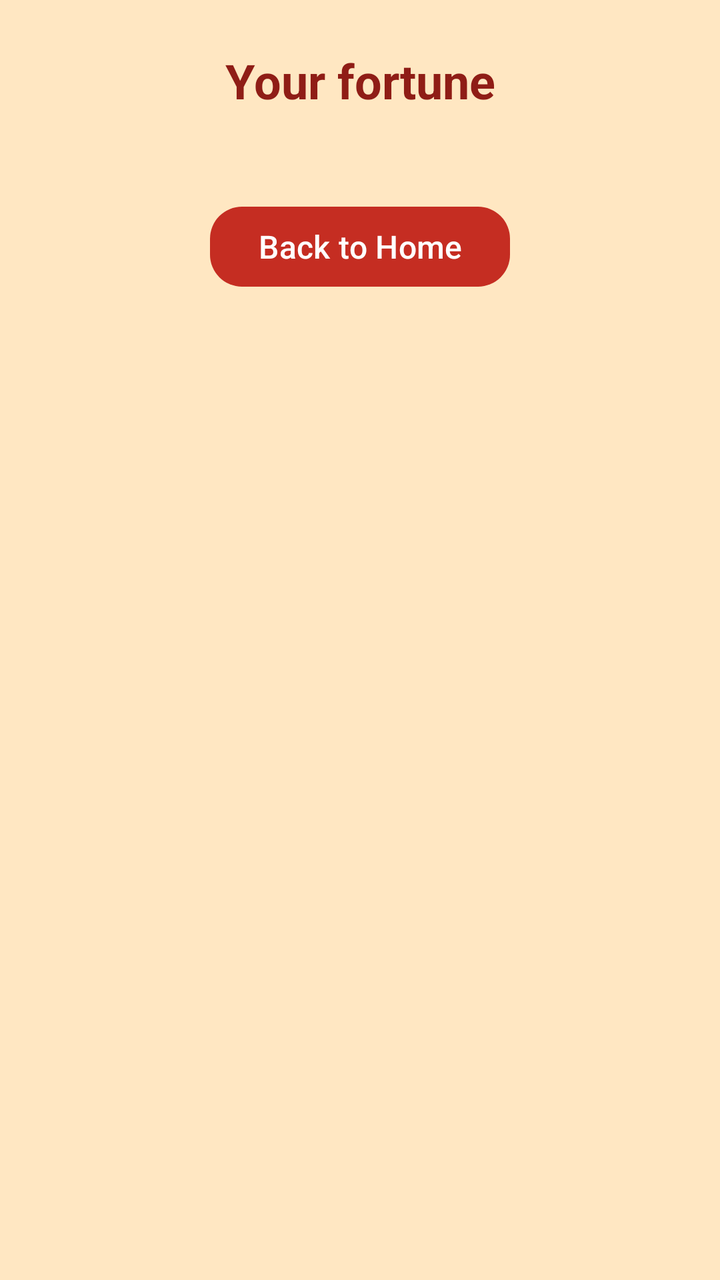
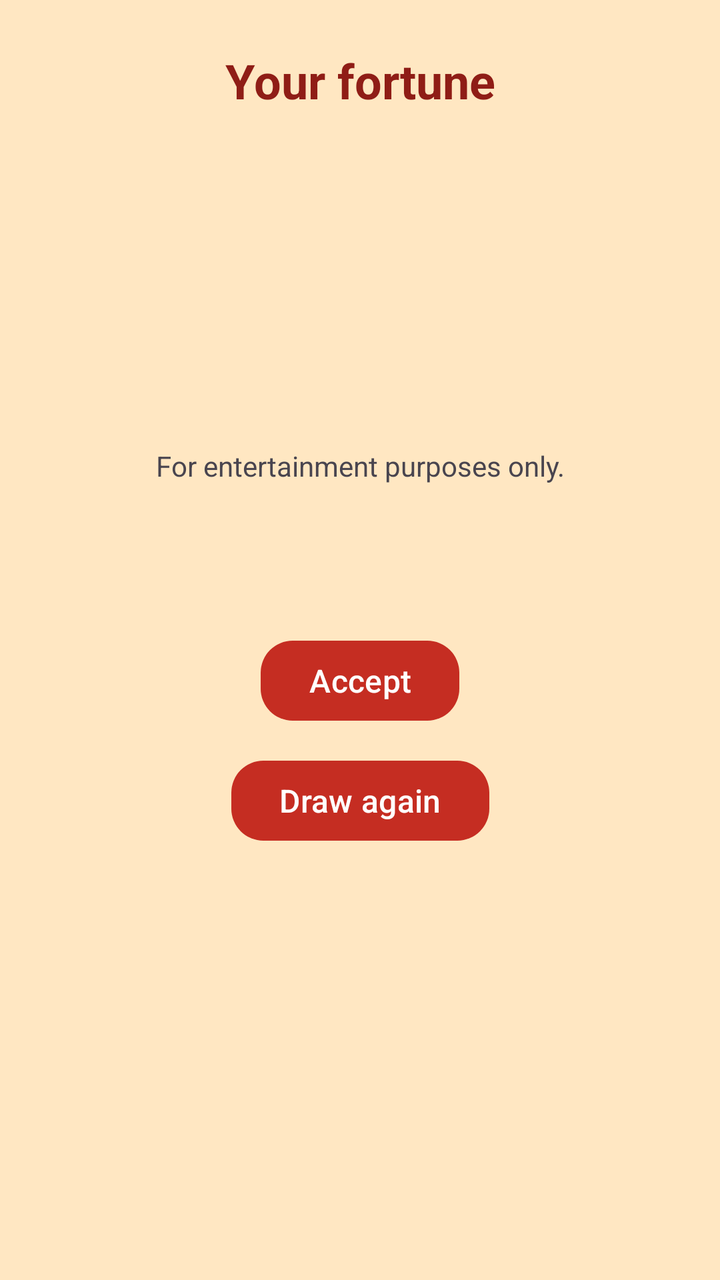

An Android layout rendered at two revisions. The XML below is the earlier revision; the diff shows what the commit changed to produce the second picture.
<!-- AndroidManifest.xml: application theme Theme.LuckyShake -->
<!-- res/layout/activity_result.xml -->
<?xml version="1.0" encoding="utf-8"?>
<ScrollView xmlns:android="http://schemas.android.com/apk/res/android"
    xmlns:app="http://schemas.android.com/apk/res-auto"
    android:id="@+id/result_root"
    android:layout_width="match_parent"
    android:layout_height="match_parent"
    android:fillViewport="true">

    <androidx.constraintlayout.widget.ConstraintLayout
        android:layout_width="match_parent"
        android:layout_height="wrap_content"
        android:padding="24dp">
        <TextView
            android:id="@+id/result_title_fortune"
            android:layout_width="0dp"
            android:layout_height="wrap_content"
            android:text="@string/result_title_fortune"
            android:gravity="center"
            android:textAppearance="@style/TextAppearance.LuckyShake.Heading"
            app:layout_constraintTop_toTopOf="parent"
            app:layout_constraintStart_toStartOf="parent"
            app:layout_constraintEnd_toEndOf="parent" />
        <TextView
            android:id="@+id/result_label_menu"
            android:layout_width="0dp"
            android:layout_height="wrap_content"
            android:layout_marginTop="12dp"
            android:gravity="center"
            app:layout_constraintTop_toBottomOf="@id/result_title_fortune"
            app:layout_constraintStart_toStartOf="parent"
            app:layout_constraintEnd_toEndOf="parent" />
        <com.google.android.material.button.MaterialButton
            android:id="@+id/result_btn_home"
            android:layout_width="wrap_content"
            android:layout_height="wrap_content"
            android:layout_marginTop="12dp"
            style="@style/Widget.LuckyShake.Button.Primary"
            android:text="@string/result_btn_home"
            app:layout_constraintTop_toBottomOf="@id/result_label_menu"
            app:layout_constraintStart_toStartOf="parent"
            app:layout_constraintEnd_toEndOf="parent" />

    </androidx.constraintlayout.widget.ConstraintLayout>
</ScrollView>
<!-- resources referenced by this layout -->
<resources>
  <string name="result_btn_home">Back to Home</string>
  <string name="result_title_fortune">Your fortune</string>
  <style name="TextAppearance.LuckyShake.Heading" parent="TextAppearance.Material3.TitleLarge">
          <item name="android:textColor">@color/app_heading</item>
          <item name="android:textSize">@dimen/text_heading</item>
          <item name="android:textStyle">bold</item>
      </style>
  <style name="Widget.LuckyShake.Button.Primary" parent="Widget.Material3.Button">
          <item name="backgroundTint">@color/lucky_shake_button_background</item>
          <item name="android:textColor">@color/lucky_shake_button_text</item>
          <item name="android:minHeight">@dimen/button_min_height</item>
          <item name="android:textSize">@dimen/text_body</item>
          <item name="cornerRadius">@dimen/corner_md</item>
      </style>
  <style name="Theme.LuckyShake" parent="Base.Theme.LuckyShake" />
  <color name="app_heading">#8F1D16</color>
  <dimen name="text_heading">24sp</dimen>
  <dimen name="button_min_height">48dp</dimen>
  <dimen name="text_body">16sp</dimen>
  <dimen name="corner_md">16dp</dimen>
  <style name="Base.Theme.LuckyShake" parent="Theme.Material3.DayNight.NoActionBar">
          <item name="colorPrimary">@color/app_primary</item>
          <item name="colorOnPrimary">@color/app_on_primary</item>
          <item name="android:textColorLink">@color/app_link</item>
          <item name="colorSecondary">@color/app_accent</item>
          <item name="colorSurface">@color/app_surface</item>
          <item name="colorOnSurface">@color/app_on_surface</item>
          <item name="android:colorBackground">@color/app_background</item>
          <item name="colorOnBackground">@color/app_on_surface</item>
      </style>
  <color name="app_primary">#C52D22</color>
  <color name="app_on_primary">#FFFFFF</color>
  <color name="app_link">#8F1D16</color>
  <color name="app_accent">#E4A342</color>
  <color name="app_surface">#FFF5DF</color>
  <color name="app_on_surface">#35211D</color>
  <color name="app_background">#FFE7C2</color>
</resources>

<!-- the commit's change to res/layout/activity_result.xml (unified diff, before → after) -->
@@ -21,7 +21,7 @@
             app:layout_constraintStart_toStartOf="parent"
             app:layout_constraintEnd_toEndOf="parent" />
         <TextView
-            android:id="@+id/result_label_menu"
+            android:id="@+id/result_label_stick"
             android:layout_width="0dp"
             android:layout_height="wrap_content"
             android:layout_marginTop="12dp"
@@ -29,14 +29,110 @@
             app:layout_constraintTop_toBottomOf="@id/result_title_fortune"
             app:layout_constraintStart_toStartOf="parent"
             app:layout_constraintEnd_toEndOf="parent" />
+
+        <TextView
+            android:id="@+id/result_label_menu"
+            android:layout_width="0dp"
+            android:layout_height="wrap_content"
+            android:layout_marginTop="12dp"
+            android:gravity="center"
+            app:layout_constraintTop_toBottomOf="@id/result_label_stick"
+            app:layout_constraintStart_toStartOf="parent"
+            app:layout_constraintEnd_toEndOf="parent" />
+
+        <TextView
+            android:id="@+id/result_label_stars"
+            android:layout_width="0dp"
+            android:layout_height="wrap_content"
+            android:layout_marginTop="12dp"
+            android:gravity="center"
+            app:layout_constraintTop_toBottomOf="@id/result_label_menu"
+            app:layout_constraintStart_toStartOf="parent"
+            app:layout_constraintEnd_toEndOf="parent" />
+
+        <TextView
+            android:id="@+id/result_label_type_tags"
+            android:layout_width="0dp"
+            android:layout_height="wrap_content"
+            android:layout_marginTop="12dp"
+            android:gravity="center"
+            app:layout_constraintTop_toBottomOf="@id/result_label_stars"
+            app:layout_constraintStart_toStartOf="parent"
+            app:layout_constraintEnd_toEndOf="parent" />
+
+        <TextView
+            android:id="@+id/result_label_fortune"
+            android:layout_width="0dp"
+            android:layout_height="wrap_content"
+            android:layout_marginTop="12dp"
+            android:gravity="center"
+            app:layout_constraintTop_toBottomOf="@id/result_label_type_tags"
+            app:layout_constraintStart_toStartOf="parent"
+            app:layout_constraintEnd_toEndOf="parent" />
+
+        <TextView
+            android:id="@+id/result_msg_disclaimer"
+            android:layout_width="0dp"
+            android:layout_height="wrap_content"
+            android:layout_marginTop="12dp"
+            android:text="@string/result_msg_disclaimer"
+            android:gravity="center"
+            app:layout_constraintTop_toBottomOf="@id/result_label_fortune"
+            app:layout_constraintStart_toStartOf="parent"
+            app:layout_constraintEnd_toEndOf="parent" />
+
+        <TextView
+            android:id="@+id/result_label_quota"
+            android:layout_width="0dp"
+            android:layout_height="wrap_content"
+            android:layout_marginTop="12dp"
+            android:gravity="center"
+            app:layout_constraintTop_toBottomOf="@id/result_msg_disclaimer"
+            app:layout_constraintStart_toStartOf="parent"
+            app:layout_constraintEnd_toEndOf="parent" />
+
+        <TextView
+            android:id="@+id/result_label_status"
+            android:layout_width="0dp"
+            android:layout_height="wrap_content"
+            android:layout_marginTop="12dp"
+            android:gravity="center"
+            android:accessibilityLiveRegion="polite"
+            app:layout_constraintTop_toBottomOf="@id/result_label_quota"
+            app:layout_constraintStart_toStartOf="parent"
+            app:layout_constraintEnd_toEndOf="parent" />
+
+        <com.google.android.material.button.MaterialButton
+            android:id="@+id/result_btn_accept"
+            android:layout_width="wrap_content"
+            android:layout_height="wrap_content"
+            android:layout_marginTop="12dp"
+            android:text="@string/result_btn_accept"
+            style="@style/Widget.LuckyShake.Button.Primary"
+            app:layout_constraintTop_toBottomOf="@id/result_label_status"
+            app:layout_constraintStart_toStartOf="parent"
+            app:layout_constraintEnd_toEndOf="parent" />
+
+        <com.google.android.material.button.MaterialButton
+            android:id="@+id/result_btn_redraw"
+            android:layout_width="wrap_content"
+            android:layout_height="wrap_content"
+            android:layout_marginTop="12dp"
+            android:text="@string/result_btn_redraw"
+            style="@style/Widget.LuckyShake.Button.Primary"
+            app:layout_constraintTop_toBottomOf="@id/result_btn_accept"
+            app:layout_constraintStart_toStartOf="parent"
+            app:layout_constraintEnd_toEndOf="parent" />
+
         <com.google.android.material.button.MaterialButton
             android:id="@+id/result_btn_home"
             android:layout_width="wrap_content"
             android:layout_height="wrap_content"
             android:layout_marginTop="12dp"
+            android:text="@string/result_btn_home"
             style="@style/Widget.LuckyShake.Button.Primary"
-            android:text="@string/result_btn_home"
-            app:layout_constraintTop_toBottomOf="@id/result_label_menu"
+            android:visibility="gone"
+            app:layout_constraintTop_toBottomOf="@id/result_btn_redraw"
             app:layout_constraintStart_toStartOf="parent"
             app:layout_constraintEnd_toEndOf="parent" />
 
<!-- resource entries referenced after the edit -->
@@ -1,6 +1,9 @@
 <!-- resources referenced by this layout -->
 <resources>
+  <string name="result_btn_accept">Accept</string>
   <string name="result_btn_home">Back to Home</string>
+  <string name="result_btn_redraw">Draw again</string>
+  <string name="result_msg_disclaimer">For entertainment purposes only.</string>
   <string name="result_title_fortune">Your fortune</string>
   <style name="TextAppearance.LuckyShake.Heading" parent="TextAppearance.Material3.TitleLarge">
           <item name="android:textColor">@color/app_heading</item>
